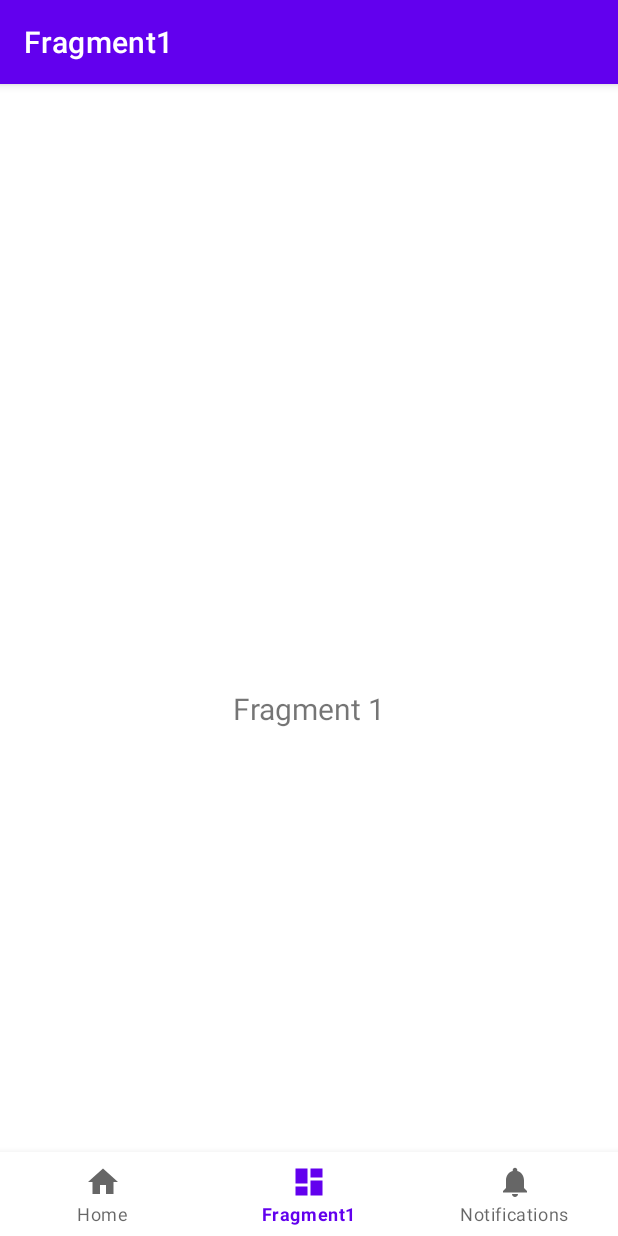
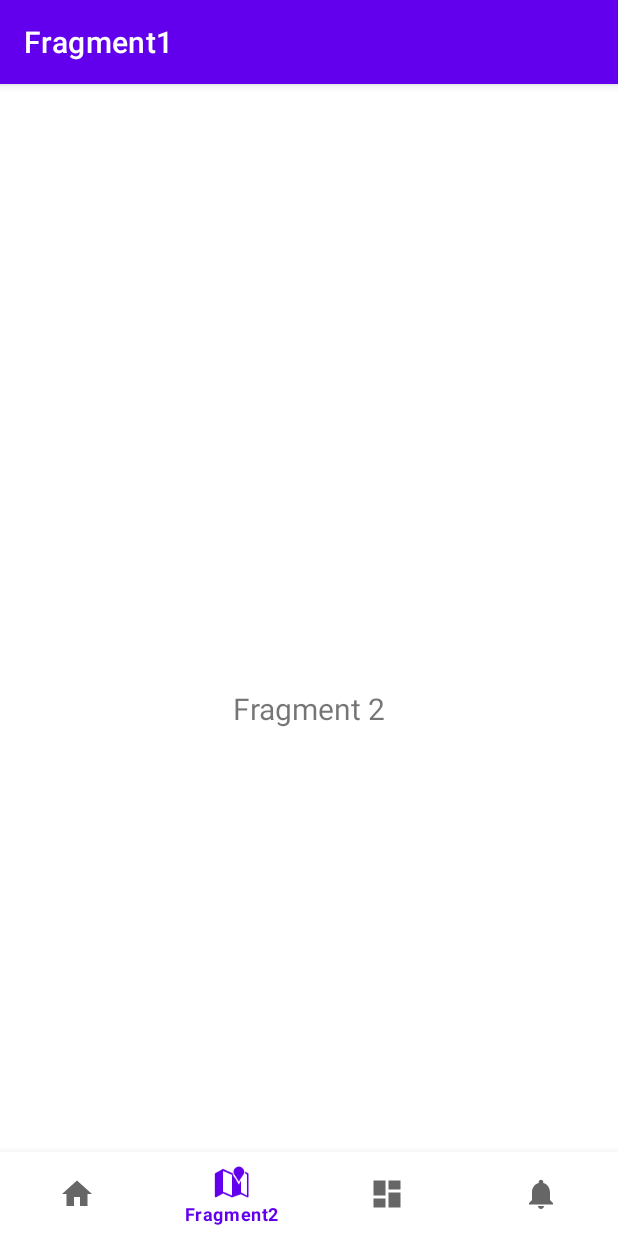
Before and after one commit to jerogaren/viewpagerTabFragmentGestionBoilerplate, an Android app: the Fragment2 screen opened through its navigation route, on a phone screen of 412 x 824 dp. Run offline under Robolectric (Android 15) with nearby library versions, the phone set to English and light mode, and no system bars; our stand-ins replace navigation-ui.

Commit message:
added other fragment

```diff
--- a/app/src/main/AndroidManifest.xml
+++ b/app/src/main/AndroidManifest.xml
@@ -11,7 +11,7 @@
         android:roundIcon="@mipmap/ic_launcher_round"
         android:supportsRtl="true"
         android:theme="@style/Theme.ViewPagerTabFragmentGestionBoilerplate"
-        tools:targetApi="31">
+        tools:targetApi="34">
         <activity
             android:name=".MainActivity"
             android:exported="true"
--- a/app/src/main/java/dev/ronronea/viewpagertabfragmentgestionboilerplate/MainActivity.kt
+++ b/app/src/main/java/dev/ronronea/viewpagertabfragmentgestionboilerplate/MainActivity.kt
@@ -26,7 +26,7 @@ class MainActivity : AppCompatActivity() {
         // menu should be considered as top level destinations.
         val appBarConfiguration = AppBarConfiguration(
             setOf(
-                R.id.navigation_home, R.id.navigation_dashboard, R.id.navigation_notifications
+                R.id.navigation_home, R.id.navigation_fragment1, R.id.navigation_notifications, R.id.navigation_fragment2
             )
         )
         setupActionBarWithNavController(navController, appBarConfiguration)
--- a/app/src/main/java/dev/ronronea/viewpagertabfragmentgestionboilerplate/ui/fragment1/Fragment1.kt
+++ b/app/src/main/java/dev/ronronea/viewpagertabfragmentgestionboilerplate/ui/fragment2/Fragment2.kt
@@ -1,4 +1,4 @@
-package dev.ronronea.viewpagertabfragmentgestionboilerplate.ui.fragment1
+package dev.ronronea.viewpagertabfragmentgestionboilerplate.ui.fragment2
 
 import android.os.Bundle
 import android.view.LayoutInflater
@@ -7,11 +7,11 @@ import android.view.ViewGroup
 import android.widget.TextView
 import androidx.fragment.app.Fragment
 import androidx.lifecycle.ViewModelProvider
-import dev.ronronea.viewpagertabfragmentgestionboilerplate.databinding.Fragment1Binding
+import dev.ronronea.viewpagertabfragmentgestionboilerplate.databinding.Fragment2Binding
 
-class Fragment1 : Fragment() {
+class Fragment2 : Fragment() {
 
-    private var _binding: Fragment1Binding? = null
+    private var _binding: Fragment2Binding? = null
 
     // This property is only valid between onCreateView and
     // onDestroyView.
@@ -22,14 +22,14 @@ class Fragment1 : Fragment() {
         container: ViewGroup?,
         savedInstanceState: Bundle?
     ): View {
-        val dashboardViewModel =
-            ViewModelProvider(this).get(Fragment1ViewModel::class.java)
+        val fragment2ViewModel =
+            ViewModelProvider(this).get(Fragment2ViewModel::class.java)
 
-        _binding = Fragment1Binding.inflate(inflater, container, false)
+        _binding = Fragment2Binding.inflate(inflater, container, false)
         val root: View = binding.root
 
         val textView: TextView = binding.text
-        dashboardViewModel.text.observe(viewLifecycleOwner) {
+        fragment2ViewModel.text.observe(viewLifecycleOwner) {
             textView.text = it
         }
         return root
--- /dev/null
+++ b/app/src/main/java/dev/ronronea/viewpagertabfragmentgestionboilerplate/ui/fragment2/Fragment2ViewModel.kt
@@ -0,0 +1,13 @@
+package dev.ronronea.viewpagertabfragmentgestionboilerplate.ui.fragment2
+
+import androidx.lifecycle.LiveData
+import androidx.lifecycle.MutableLiveData
+import androidx.lifecycle.ViewModel
+
+class Fragment2ViewModel : ViewModel() {
+
+    private val _text = MutableLiveData<String>().apply {
+        value = "Fragment 2"
+    }
+    val text: LiveData<String> = _text
+}
--- a/app/src/main/res/layout/fragment_1.xml
+++ b/app/src/main/res/layout/fragment_2.xml
@@ -4,7 +4,7 @@
     xmlns:tools="http://schemas.android.com/tools"
     android:layout_width="match_parent"
     android:layout_height="match_parent"
-    tools:context=".ui.fragment1.Fragment1">
+    tools:context=".ui.fragment1.Fragment2">
 
     <TextView
         android:id="@+id/text"
--- a/app/src/main/res/menu/bottom_nav_menu.xml
+++ b/app/src/main/res/menu/bottom_nav_menu.xml
@@ -7,7 +7,12 @@
         android:title="@string/title_home" />
 
     <item
-        android:id="@+id/navigation_dashboard"
+        android:id="@+id/navigation_fragment2"
+        android:icon="@android:drawable/ic_dialog_map"
+        android:title="@string/title_fragment2" />
+
+    <item
+        android:id="@+id/navigation_fragment1"
         android:icon="@drawable/ic_dashboard_black_24dp"
         android:title="@string/title_fragment1" />
 
--- a/app/src/main/res/navigation/mobile_navigation.xml
+++ b/app/src/main/res/navigation/mobile_navigation.xml
@@ -12,10 +12,16 @@
         tools:layout="@layout/fragment_home" />
 
     <fragment
-        android:id="@+id/navigation_dashboard"
+        android:id="@+id/navigation_fragment1"
         android:name="dev.ronronea.viewpagertabfragmentgestionboilerplate.ui.fragment1.Fragment1"
         android:label="@string/title_fragment1"
         tools:layout="@layout/fragment_1" />
+
+    <fragment
+        android:id="@+id/navigation_fragment2"
+        android:name="dev.ronronea.viewpagertabfragmentgestionboilerplate.ui.fragment2.Fragment2"
+        android:label="@string/title_fragment1"
+        tools:layout="@layout/fragment_2" />
 
     <fragment
         android:id="@+id/navigation_notifications"
--- a/app/src/main/res/values/strings.xml
+++ b/app/src/main/res/values/strings.xml
@@ -1,6 +1,7 @@
 <resources>
     <string name="app_name">ViewPagerTabFragmentGestionBoilerplate</string>
     <string name="title_home">Home</string>
+    <string name="title_notifications">Notifications</string>
+    <string name="title_fragment2">Fragment2</string>
     <string name="title_fragment1">Fragment1</string>
-    <string name="title_notifications">Notifications</string>
 </resources>
```
